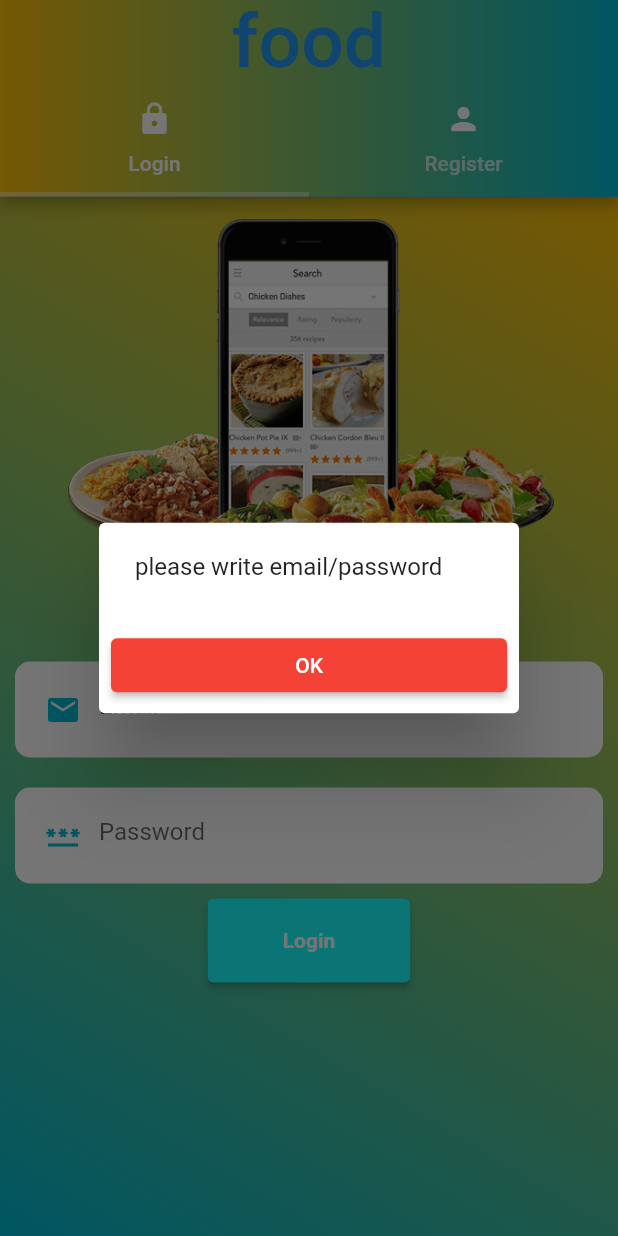
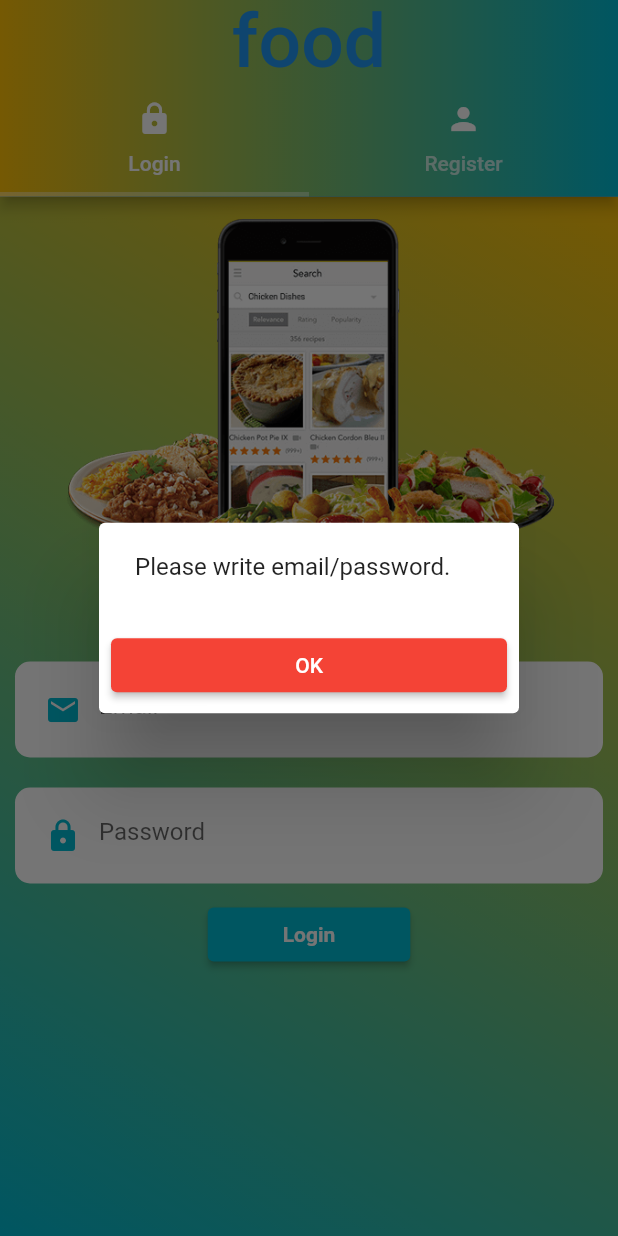
Before and after one commit to winsongr/user, a Flutter app: the screen it shows after launch, after a tap on "Login", on a phone screen of 412 x 824 dp. Run offline on Flutter 3.47's test engine with Material 2 defaults, Android fonts, the light colour scheme and no system bars; our stand-ins replace carousel_slider, cloud_firestore, firebase_auth, firebase_core, firebase_storage, image_picker and 1 more; missing offline and left inert: cloud_firestore_web, firebase_auth_web, firebase_core_web, firebase_storage_web, geolocator_web, image_picker_for_web and 1 more; accounts and stored records are empty; Roboto replaces fonts that are missing (Train).

Commit message:
bugg fixed firebase

```diff
--- a/lib/auth/login.dart
+++ b/lib/auth/login.dart
@@ -1,101 +1,120 @@
 import 'package:cloud_firestore/cloud_firestore.dart';
 import 'package:firebase_auth/firebase_auth.dart';
 import 'package:flutter/material.dart';
-import 'package:user/auth/auth_screen.dart';
 import 'package:user/global/global.dart';
-import 'package:user/mainSceens/home_screen.dart';
+import 'package:user/mainScreens/home_screen.dart';
 import 'package:user/widgets/cus_textfield.dart';
 import 'package:user/widgets/error_dialog.dart';
 import 'package:user/widgets/loading_dialog.dart';
+
+import 'auth_screen.dart';
+
 
 class LoginScreen extends StatefulWidget {
   const LoginScreen({Key? key}) : super(key: key);
 
   @override
-  State<LoginScreen> createState() => _LoginScreenState();
+  _LoginScreenState createState() => _LoginScreenState();
 }
 
-class _LoginScreenState extends State<LoginScreen> {
+
+
+class _LoginScreenState extends State<LoginScreen>
+{
   final GlobalKey<FormState> _formKey = GlobalKey<FormState>();
   TextEditingController emailController = TextEditingController();
   TextEditingController passwordController = TextEditingController();
 
-  formValidation() {
-    if (emailController.text.isNotEmpty && passwordController.text.isNotEmpty) {
+
+  formValidation()
+  {
+    if(emailController.text.isNotEmpty && passwordController.text.isNotEmpty)
+    {
+      //login
       loginNow();
-    } else {
+    }
+    else
+    {
       showDialog(
         context: context,
-          builder: (c) {
+        builder: (c)
+        {
           return const ErrorDialog(
-              message: "please write email/password",
+            message: "Please write email/password.",
           );
-          });
+        }
+      );
     }
   }
 
-  loginNow() async {
+
+  loginNow() async
+  {
     showDialog(
         context: context,
-        builder: (c) {
+        builder: (c)
+        {
           return const LoadingDialog(
-            message: "checking credentials",
+            message: "Checking Credentials",
           );
-        });
+        }
+    );
 
     User? currentUser;
-    await firebaseAuth
-        .signInWithEmailAndPassword(
+    await firebaseAuth.signInWithEmailAndPassword(
       email: emailController.text.trim(),
       password: passwordController.text.trim(),
-    )
-        .then((auth) {
+    ).then((auth){
       currentUser = auth.user!;
-    }).catchError((error) {
+    }).catchError((error){
       Navigator.pop(context);
       showDialog(
           context: context,
-          builder: (c) {
+          builder: (c)
+          {
             return ErrorDialog(
               message: error.message.toString(),
             );
+          }
+      );
     });
-    });
-    if (currentUser != null) {
+    if(currentUser != null)
     {
       readDataAndSetDataLocally(currentUser!);
     }
   }
-  }
 
-  Future readDataAndSetDataLocally(User currentUser) async {
-    await FirebaseFirestore.instance
-        .collection("users")
+  Future readDataAndSetDataLocally(User currentUser) async
+  {
+    await FirebaseFirestore.instance.collection("users")
         .doc(currentUser.uid)
         .get()
         .then((snapshot) async {
-      if (snapshot.exists) {
-        await sharedPreferences!.setString("uid", currentUser.uid);
-        await sharedPreferences!.setString("email", snapshot.data()!["Email"]);
-        await sharedPreferences!.setString("name", snapshot.data()!["Name"]);
-        await sharedPreferences!
-            .setString("photoUrl", snapshot.data()!["photoUrl"]);
+          if(snapshot.exists)
+          {
+            await sharedPreferences!.setString("userUid", currentUser.uid);
+            await sharedPreferences!.setString("userEmail", snapshot.data()!["userEmail"]);
+            await sharedPreferences!.setString("userName", snapshot.data()!["userName"]);
+            await sharedPreferences!.setString("photoUrl", snapshot.data()!["photoUrl"]);
 
             Navigator.pop(context);
-        Navigator.push(
-            context, MaterialPageRoute(builder: (c) => const HomeScreen()));
-      } else {
+            Navigator.push(context, MaterialPageRoute(builder: (c)=> const HomeScreen()));
+          }
+          else
+          {
             firebaseAuth.signOut();
             Navigator.pop(context);
-        Navigator.push(
-            context, MaterialPageRoute(builder: (c) => const AuthScreen()));
+            Navigator.push(context, MaterialPageRoute(builder: (c)=> const AuthScreen()));
+
             showDialog(
                 context: context,
-            builder: (c) {
+                builder: (c)
+                {
                   return const ErrorDialog(
-                message: "No record found!",
+                    message: "No record found.",
                   );
-            });
+                }
+            );
           }
         });
   }
@@ -121,36 +140,35 @@ class _LoginScreenState extends State<LoginScreen> {
             child: Column(
               children: [
                 CustomTextField(
-                  isObsecre: false,
                   data: Icons.email,
                   controller: emailController,
                   hintText: "Email",
+                  isObsecre: false,
                 ),
                 CustomTextField(
+                  data: Icons.lock,
+                  controller: passwordController,
+                  hintText: "Password",
                   isObsecre: true,
-                    hintText: "Password",
-                    controller: passwordController,
-                    data: Icons.password),
+                ),
               ],
             ),
           ),
           ElevatedButton(
-            onPressed: () {
+            child: const Text(
+              "Login",
+              style: TextStyle(color: Colors.white, fontWeight: FontWeight.bold,),
+            ),
+            style: ElevatedButton.styleFrom(
+              primary: Colors.cyan,
+              padding: const EdgeInsets.symmetric(horizontal: 50, vertical: 10),
+            ),
+            onPressed: ()
+            {
               formValidation();
             },
-            child: const Text(
-              "Login",
-              style:
-                  TextStyle(color: Colors.white, fontWeight: FontWeight.bold),
           ),
-            style: ElevatedButton.styleFrom(
-                primary: Colors.cyanAccent,
-                padding:
-                    const EdgeInsets.symmetric(horizontal: 50, vertical: 20)),
-          ),
-          const SizedBox(
-            height: 30,
-          )
+          const SizedBox(height: 30,),
         ],
       ),
     );
--- a/lib/mainSceens/home_screen.dart
+++ b/lib/mainScreens/home_screen.dart
@@ -60,7 +60,7 @@ class _HomeScreenState extends State<HomeScreen> {
           )),
         ),
         title: Text(
-          "${sharedPreferences?.getString("name")}",
+          "${sharedPreferences?.getString("userName")}",
         ),
         centerTitle: true,
       ),
--- a/lib/models/items.dart
+++ b/lib/models/items.dart
@@ -25,7 +25,7 @@ class Items {
   });
   Items.fromJson(Map<String, dynamic> json) {
     menuID = json['menuID'];
-    sellerUID = json['sellerUID'];
+    sellerUID = json['sellerUid'];
     itemID = json['itemID'];
     title = json['title'];
     shortInfo = json['shortInfo'];
@@ -38,7 +38,7 @@ class Items {
   Map<String, dynamic> toJson() {
     final Map<String, dynamic> data = <String, dynamic>{};
     data['menuID'] = menuID;
-    data['sellerUID'] = sellerUID;
+    data['sellerUid'] = sellerUID;
     data['itemID'] = itemID;
     data['title'] = title;
     data['shortInfo'] = shortInfo;
--- a/lib/splashScreen/splash_screen.dart
+++ b/lib/splashScreen/splash_screen.dart
@@ -3,7 +3,7 @@ import 'dart:async';
 import 'package:flutter/material.dart';
 import 'package:user/auth/auth_screen.dart';
 import 'package:user/global/global.dart';
-import 'package:user/mainSceens/home_screen.dart';
+import 'package:user/mainScreens/home_screen.dart';
 
 class MySplashScreen extends StatefulWidget {
   const MySplashScreen({Key? key}) : super(key: key);
```
Also changed, not shown: lib/auth/register.dart (+4 -4 lines), lib/mainScreens/item_detail_screen.dart (added, +19 -0 lines), lib/mainScreens/item_screen.dart (renamed from lib/mainSceens/item_screen.dart, +3 -56 lines), lib/models/menus.dart (+4 -4 lines), lib/widgets/app_drawer.dart (+6 -3 lines), lib/widgets/cart_appbar.dart (added, +82 -0 lines), lib/widgets/item_design.dart (+7 -1 lines), lib/widgets/menus_design.dart (+6 -10 lines), lib/widgets/sellers_design.dart (+6 -12 lines), lib/mainScreens/menus_screen.dart (renamed from lib/mainSceens/menus_screen.dart), 1 other file. Lines whose indentation alone changed are shown as unchanged.
